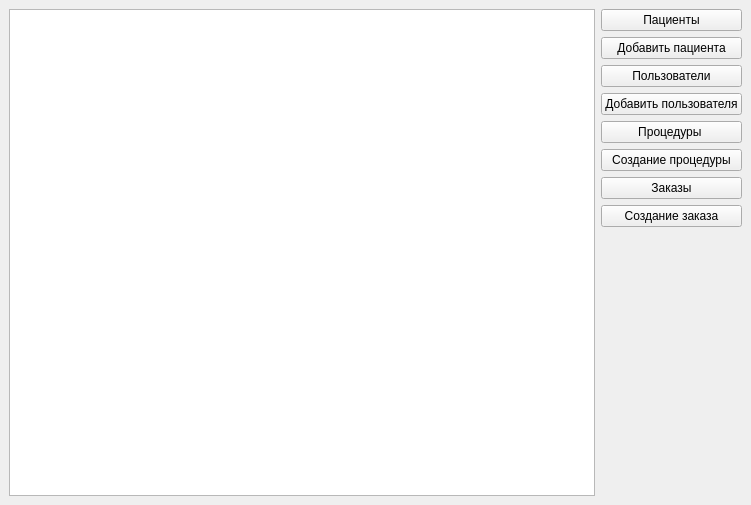
Old version of the form app/forms/forms.ui/main.ui in the repository nikit044ka/Diplom.
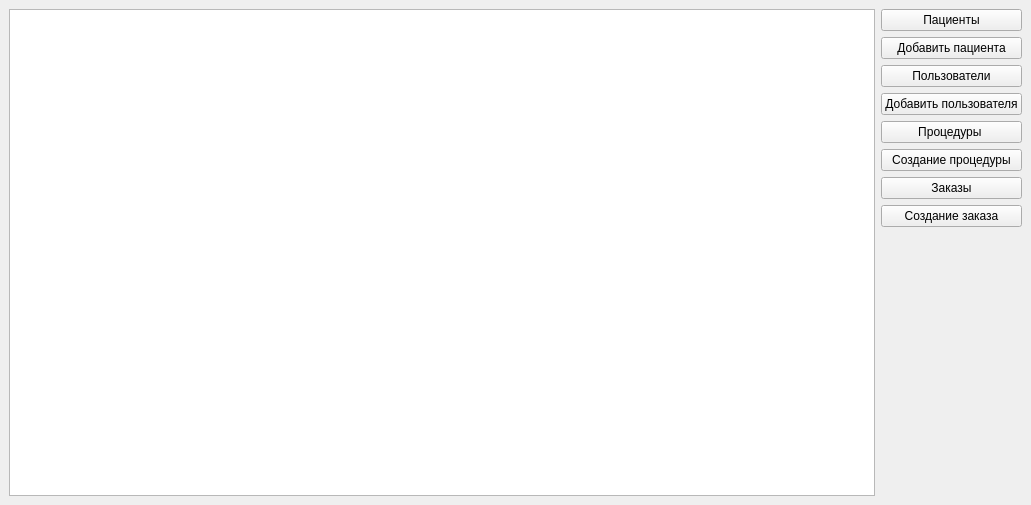
New version of the form.

What changed in the file:
```diff
--- a/app/forms/forms.ui/main.ui
+++ b/app/forms/forms.ui/main.ui
@@ -6,7 +6,7 @@
    <rect>
     <x>0</x>
     <y>0</y>
-    <width>751</width>
+    <width>1031</width>
     <height>505</height>
    </rect>
   </property>
```
